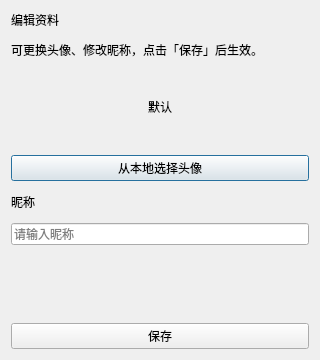
Above: editprofiledialog.ui from BIT26FallMiniSemester/MapForECarCharger before the change. Below: the same form after it.
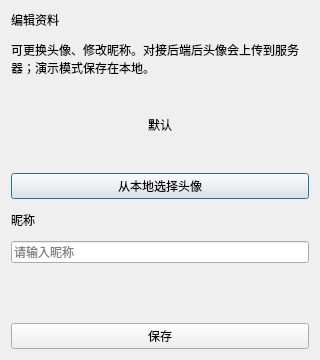
That is the form after the change.

Patch:
```diff
--- a/editprofiledialog.ui
+++ b/editprofiledialog.ui
@@ -25,7 +25,7 @@
    <item>
     <widget class="QLabel" name="hintLabel">
      <property name="text">
-      <string>可更换头像、修改昵称，点击「保存」后生效。</string>
+      <string>可更换头像、修改昵称。对接后端后头像会上传到服务器；演示模式保存在本地。</string>
      </property>
      <property name="wordWrap">
       <bool>true</bool>
```
